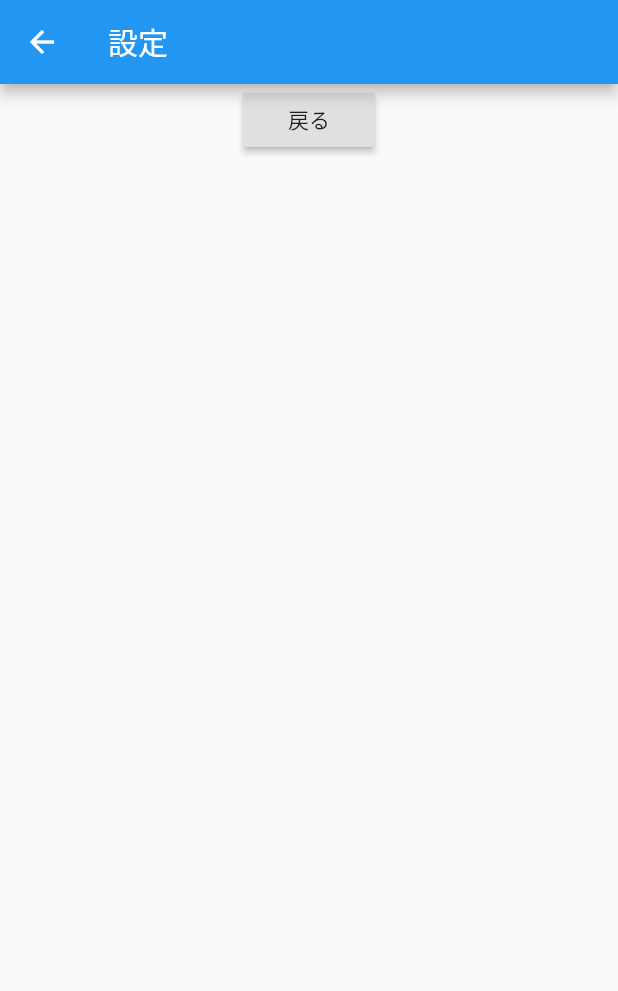
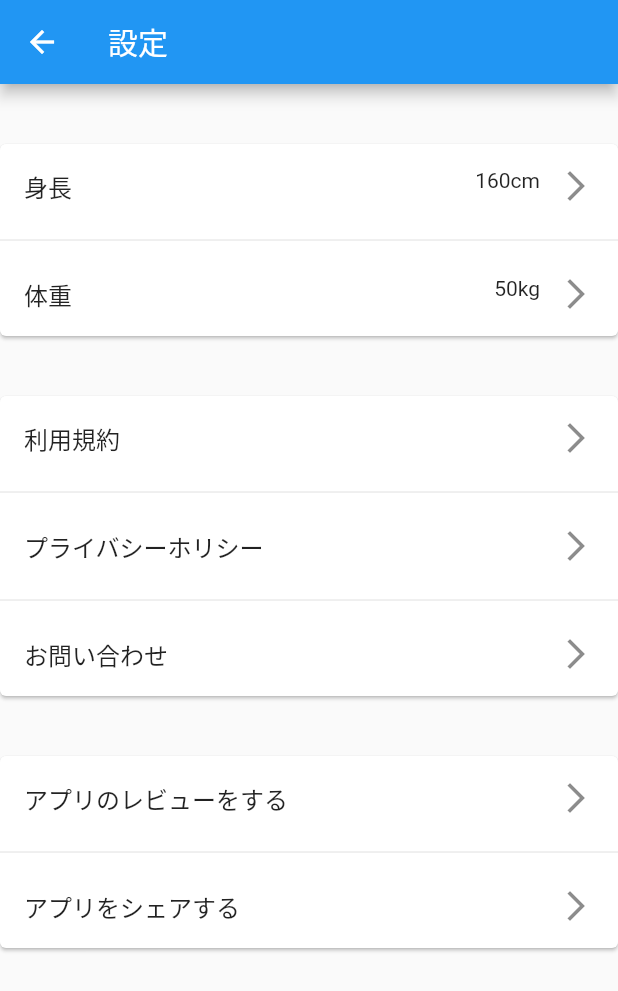
Before and after one commit to startup-technology/diet_recipe_flutter, a Flutter app: the SettingPage screen opened by its route, on a phone screen of 412 x 824 dp. Shown: the top 991 px of the screen. Run offline on Flutter 3.47's test engine with Material 2 defaults, Android fonts, the phone set to English and light mode, and no system bars; our stand-ins replace share.

Commit message:
[Add] 設定画面追加

```diff
--- a/lib/pages/setting.dart
+++ b/lib/pages/setting.dart
@@ -9,15 +9,92 @@ class SettingPage extends StatelessWidget {
         ),
         body: Center(
           child: Column(
+            crossAxisAlignment: CrossAxisAlignment.center,
             children: <Widget>[
-          RaisedButton(
-            child: Text('戻る'),
-            onPressed: () {
+              Container(
+                child: Card(
+                  margin: const EdgeInsets.only(top: 40.0),
+                  child: Column(
+                    children: [
+                      ListTile(
+                        title: Text('身長',
+                            style: TextStyle(fontWeight: FontWeight.w500)),
+                        trailing: Wrap(
+                          spacing: 12,
+                          children: <Widget>[
+                            Text('160cm'),
+                            Icon(Icons.arrow_forward_ios),
+                          ],
+                        ),
+                        onTap: () {
+                          Navigator.pop(context);
                           Navigator.pushNamed(context, '/height_input');
                         },
                       ),
+                      Divider(),
+                      ListTile(
+                        title: Text('体重'),
+                        trailing: Wrap(
+                          spacing: 12,
+                          children: <Widget>[
+                            Text('50kg'),
+                            Icon(Icons.arrow_forward_ios),
                           ],
-      )),
-    );
+                        ),
+                        onTap: () {
+                          Navigator.pop(context);
+                          Navigator.pushNamed(context, '/weight_input');
+                        },
+                      ),
+                    ],
+                  ),
+                ),
+              ),
+              Container(
+                child: Card(
+                  margin: const EdgeInsets.only(top: 40.0),
+                  child: Column(
+                    children: [
+                      ListTile(
+                        title: Text('利用規約',
+                            style: TextStyle(fontWeight: FontWeight.w500)),
+                        trailing: Icon(Icons.arrow_forward_ios),
+                      ),
+                      Divider(),
+                      ListTile(
+                        title: Text('プライバシーホリシー'),
+                        trailing: Icon(Icons.arrow_forward_ios),
+                      ),
+                      Divider(),
+                      ListTile(
+                        title: Text('お問い合わせ'),
+                        trailing: Icon(Icons.arrow_forward_ios),
+                      ),
+                    ],
+                  ),
+                ),
+              ),
+              Container(
+                child: Card(
+                  margin: const EdgeInsets.only(top: 40.0),
+                  child: Column(
+                    children: [
+                      ListTile(
+                        title: Text('アプリのレビューをする',
+                            style: TextStyle(fontWeight: FontWeight.w500)),
+                        trailing: Icon(Icons.arrow_forward_ios),
+                      ),
+                      Divider(),
+                      ListTile(
+                        title: Text('アプリをシェアする'),
+                        trailing: Icon(Icons.arrow_forward_ios),
+                      ),
+                    ],
+                  ),
+                ),
+              )
+            ],
+          ),
+        ));
   }
 }
```
Lines whose indentation alone changed are shown as unchanged.
